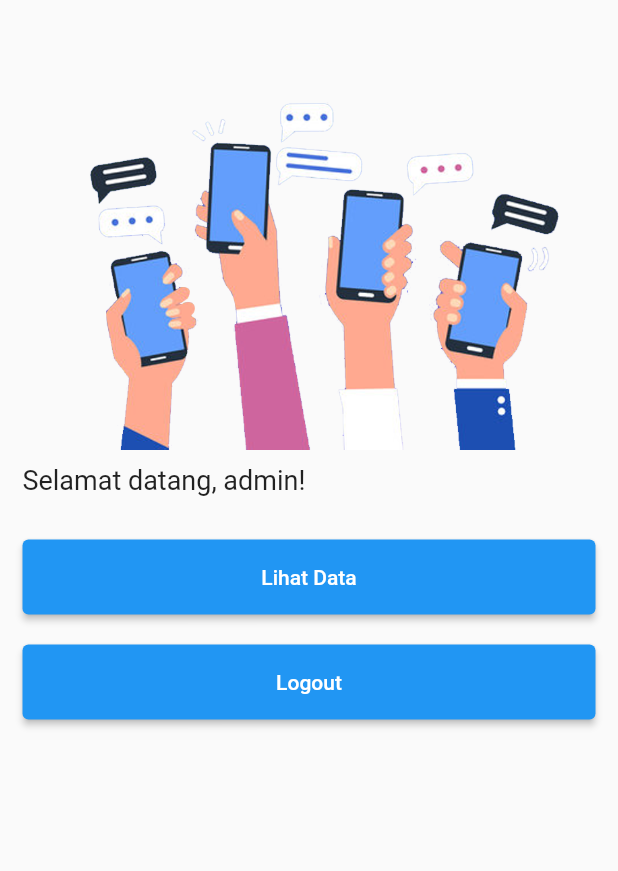
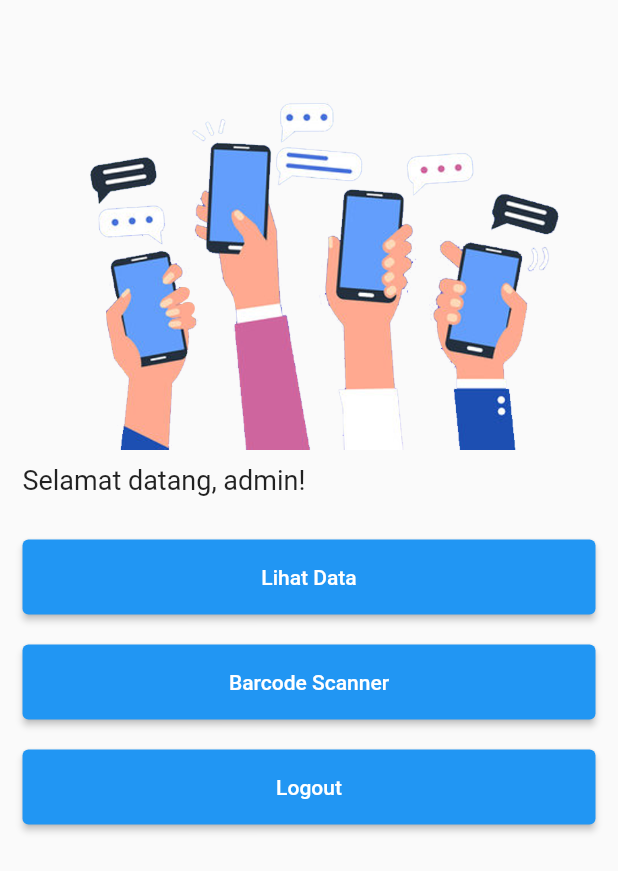
Before and after one commit to jokopra39/flutter_jasatitip, a Flutter app: the Home screen opened directly, after a tap on "Menu", on a phone screen of 412 x 824 dp. Shown: the top 871 px of the screen. Run offline on Flutter 3.47's test engine with Material 2 defaults, Android fonts, the phone set to English and light mode, and no system bars; our stand-ins replace shared_preferences; missing offline and left inert: simple_barcode_scanner; accounts and stored records are empty; network calls fail; Roboto replaces fonts that are missing (Netflix).

Commit message:
add barcode scanner

```diff
--- a/lib/homepage.dart
+++ b/lib/homepage.dart
@@ -1,5 +1,6 @@
 import 'package:flutter/material.dart';
-//import 'package:jasa_titip/loginform.dart';
+import 'package:jasa_titip/scanner.dart';
+import 'package:jasa_titip/loginform.dart';
 import 'listdata.dart';
 
 class HomePage extends StatelessWidget {
@@ -57,14 +58,34 @@ class HomePage extends StatelessWidget {
             child: ElevatedButton(
                 //color: Colors.blue,
                 child: Text(
+                  "Barcode Scanner",
+                  style: TextStyle(fontFamily: "Netflix", color: Colors.white),
+                ),
+                onPressed: () {
+                  Navigator.pushReplacement(context,
+                      MaterialPageRoute(builder: (context) {
+                    return Scanner();
+                  }));
+                  //logout(context);
+                }),
+          ),
+          SizedBox(
+            height: 20,
+          ),
+          Container(
+            height: 50,
+            width: double.infinity,
+            child: ElevatedButton(
+                //color: Colors.blue,
+                child: Text(
                   "Logout",
                   style: TextStyle(fontFamily: "Netflix", color: Colors.white),
                 ),
                 onPressed: () {
-                  // Navigator.pushReplacement(context,
-                  //     MaterialPageRoute(builder: (context) {
-                  //   return LoginForm();
-                  // }));
+                  Navigator.pushReplacement(context,
+                      MaterialPageRoute(builder: (context) {
+                    return LoginForm();
+                  }));
                   logout(context);
                 }),
           ),
--- a/lib/listdata.dart
+++ b/lib/listdata.dart
@@ -21,12 +21,15 @@ class _HomeState extends State<Home> {
   Future<List> getData() async {
     String token =
         "4|eO9yjAJKqSC6keLoxViLijvlONV56sx72ZRgIcYC"; //await Candidate().getToken();
-    final response =
-        await http.get(Uri.parse("http://127.0.0.1:8000/api/posts"), headers: {
-      'Content-Type': 'application/json',
-      'Accept': 'application/json',
-      'Authorization': 'Bearer $token',
-    });
+    //http://192.168.8.121/laravel-backend/public/
+    //"http://127.0.0.1:8000/api/posts"
+    final response = await http.get(
+        Uri.parse("http://192.168.8.121/laravel-backend/public/api/posts"),
+        headers: {
+          'Content-Type': 'application/json',
+          'Accept': 'application/json',
+          'Authorization': 'Bearer $token',
+        });
     var jsonResponse = json.decode(response.body);
 
     print(jsonResponse['data']);
--- a/lib/splash.dart
+++ b/lib/splash.dart
@@ -50,7 +50,7 @@ class _SplashScreenState extends State<SplashScreen> {
               textAlign: TextAlign.center,
             ),
             Text(
-              "© Muhamad Ikhsan & Fathur Rahman",
+              "© Joe melihat ikan di kolam",
               style: TextStyle(
                 fontSize: 14.0,
                 color: Colors.black,
--- a/pubspec.yaml
+++ b/pubspec.yaml
@@ -38,6 +38,7 @@ dependencies:
   cupertino_icons: ^1.0.2
   http: ^0.13.5
   shared_preferences: ^2.1.1
+  simple_barcode_scanner: ^0.0.8
 
 dev_dependencies:
   flutter_test:
```
Also changed, not shown: lib/scanner.dart (added, +87 -0 lines), pubspec.lock, 2 other files.
